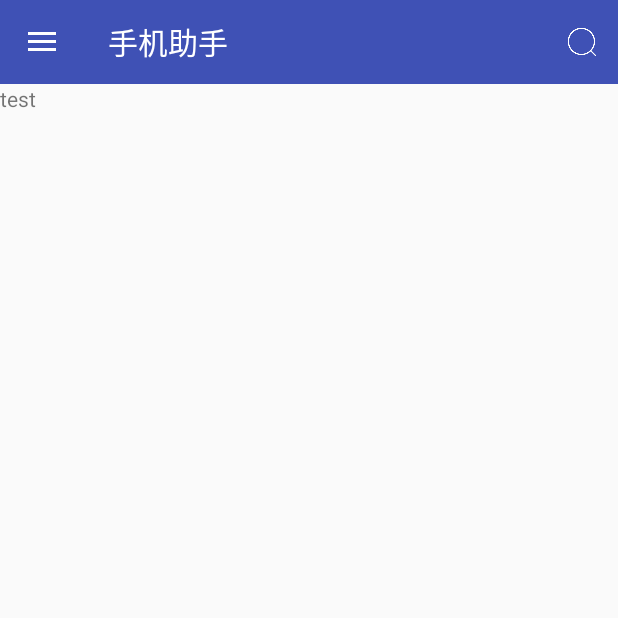
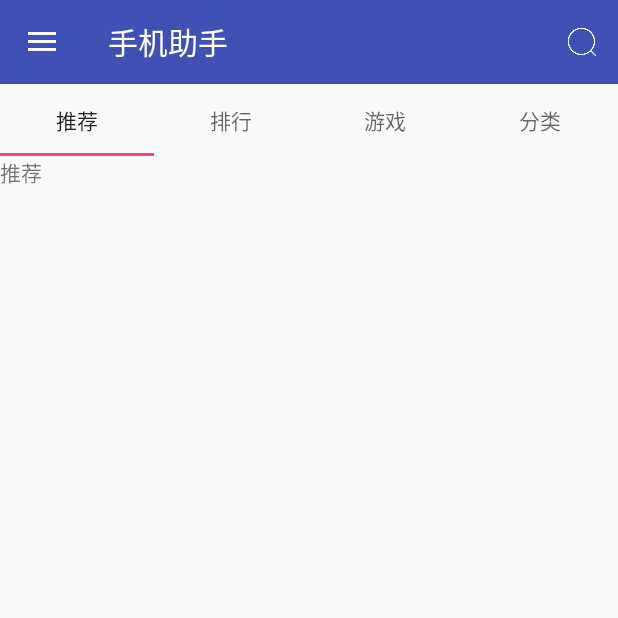
Before and after one commit to hankert/PhoneHelper, an Android app: the screen it shows after launch (MainActivity), on a phone screen of 412 x 824 dp, the top half of it. Run offline under Robolectric (Android 15) with nearby library versions, the phone set to English and light mode, and no system bars; our stand-ins replace ButterKnife.

Commit message:
完成tab页面搭建

```diff
--- a/app/src/main/AndroidManifest.xml
+++ b/app/src/main/AndroidManifest.xml
@@ -9,7 +9,7 @@
         android:roundIcon="@mipmap/ic_launcher_round"
         android:supportsRtl="true"
         android:theme="@style/AppTheme.Notitle">
-        <activity android:name=".MainActivity">
+        <activity android:name=".ui.activity.MainActivity">
             <intent-filter>
                 <action android:name="android.intent.action.MAIN"/>
 
--- a/app/src/main/java/flowbank/daggertest/MainActivity.java
+++ b/app/src/main/java/flowbank/daggertest/ui/activity/MainActivity.java
@@ -1,8 +1,11 @@
-package flowbank.daggertest;
+package flowbank.daggertest.ui.activity;
 
 import android.os.Bundle;
 import android.support.annotation.NonNull;
 import android.support.design.widget.NavigationView;
+import android.support.design.widget.TabLayout;
+import android.support.v4.view.PagerAdapter;
+import android.support.v4.view.ViewPager;
 import android.support.v4.widget.DrawerLayout;
 import android.support.v7.app.ActionBarDrawerToggle;
 import android.support.v7.app.AppCompatActivity;
@@ -13,17 +16,23 @@ import android.widget.Toast;
 
 import butterknife.BindView;
 import butterknife.ButterKnife;
+import flowbank.daggertest.R;
+import flowbank.daggertest.ui.adapter.ViewPagerAdapter;
 
 public class MainActivity extends AppCompatActivity {
 
 
-    private static final String TAG = "MainActivity";
+
     @BindView(R.id.drawer_layout)
     DrawerLayout mDrawerLayout;
     @BindView(R.id.navigation_view)
     NavigationView mNavigationView;
     @BindView(R.id.tool_bar)
     Toolbar mToolBar;
+    @BindView(R.id.tab_layout)
+    TabLayout mTabLayout;
+    @BindView(R.id.view_pager)
+    ViewPager mViewPager;
 
     private View headerView;
 
@@ -67,6 +76,20 @@ public class MainActivity extends AppCompatActivity {
 //            }
 //        });
 
+        initDrawerLayout();
+
+        initTabLayout();
+
+    }
+
+    private void initTabLayout() {
+        PagerAdapter  adapter = new ViewPagerAdapter(getSupportFragmentManager());
+        mViewPager.setAdapter(adapter);
+        mTabLayout.setupWithViewPager(mViewPager);
+
+    }
+
+    private void initDrawerLayout() {
         headerView = mNavigationView.getHeaderView(0);
         headerView.setOnClickListener(new View.OnClickListener() {
             @Override
@@ -101,8 +124,5 @@ public class MainActivity extends AppCompatActivity {
         ActionBarDrawerToggle drawerToggle = new ActionBarDrawerToggle(this, mDrawerLayout, mToolBar, R.string.open, R.string.close);
         drawerToggle.syncState();
         mDrawerLayout.addDrawerListener(drawerToggle);
-
-
-
     }
 }
--- /dev/null
+++ b/app/src/main/java/flowbank/daggertest/ui/adapter/ViewPagerAdapter.java
@@ -0,0 +1,80 @@
+package flowbank.daggertest.ui.adapter;
+
+import android.support.annotation.Nullable;
+import android.support.v4.app.Fragment;
+import android.support.v4.app.FragmentManager;
+import android.support.v4.app.FragmentPagerAdapter;
+
+import java.util.ArrayList;
+import java.util.List;
+
+import flowbank.daggertest.ui.bean.FragmentInfo;
+import flowbank.daggertest.ui.fragment.CategotyFragment;
+import flowbank.daggertest.ui.fragment.GamesFragment;
+import flowbank.daggertest.ui.fragment.RankingFragment;
+import flowbank.daggertest.ui.fragment.RecommendFragment;
+
+/**
+ * @auther jh
+ * @des ${TODO}
+ * Created by J.H on 2018/5/16.
+ */
+public class ViewPagerAdapter extends FragmentPagerAdapter{
+
+    private List<FragmentInfo> mFragments = new ArrayList<>(4);
+
+    public ViewPagerAdapter(FragmentManager fm) {
+        super(fm);
+        initFragments();
+    }
+
+    private void initFragments(){
+        mFragments.add(new FragmentInfo("推荐",RecommendFragment.class));
+        mFragments.add(new FragmentInfo("排行",RankingFragment.class));
+        mFragments.add(new FragmentInfo("游戏",GamesFragment.class));
+        mFragments.add(new FragmentInfo("分类",CategotyFragment.class));
+    }
+
+
+    @Override
+    public Fragment getItem(int position) {
+        try {
+            return (Fragment) mFragments.get(position).getFragment().newInstance();
+        } catch (InstantiationException e) {
+            e.printStackTrace();
+        } catch (IllegalAccessException e) {
+            e.printStackTrace();
+        }
+
+        return null;
+/*
+switch (position){
+case 0:
+fragment = new CategotyFragment();
+break;
+case 1:
+fragment = new GamesFragment();
+break;
+case 2:
+fragment = new RecommendFragment();
+break;
+case 3:
+fragment = new RankingFragment();
+break;
+default:
+break;
+}
+*/
+    }
+
+    @Override
+    public int getCount() {
+        return mFragments.size();
+    }
+
+    @Nullable
+    @Override
+    public CharSequence getPageTitle(int position) {
+        return mFragments.get(position).getTitle();
+    }
+}
--- /dev/null
+++ b/app/src/main/java/flowbank/daggertest/ui/bean/FragmentInfo.java
@@ -0,0 +1,37 @@
+package flowbank.daggertest.ui.bean;
+
+/**
+ * @auther jh
+ * @des ${TODO}
+ * Created by J.H on 2018/5/16.
+ */
+public class FragmentInfo {
+
+    private String title;
+    private Class mFragment;
+
+
+    public FragmentInfo(String title, Class fragment) {
+        this.title = title;
+        mFragment = fragment;
+    }
+
+    public String getTitle() {
+        return title;
+    }
+
+    public Class getFragment() {
+        return mFragment;
+    }
+
+
+
+    public void setTitle(String title) {
+
+        this.title = title;
+    }
+
+    public void setFragment(Class fragment) {
+        mFragment = fragment;
+    }
+}
--- /dev/null
+++ b/app/src/main/java/flowbank/daggertest/ui/fragment/RankingFragment.java
@@ -0,0 +1,28 @@
+package flowbank.daggertest.ui.fragment;
+
+import android.os.Bundle;
+import android.support.annotation.NonNull;
+import android.support.annotation.Nullable;
+import android.support.v4.app.Fragment;
+import android.view.LayoutInflater;
+import android.view.View;
+import android.view.ViewGroup;
+
+import flowbank.daggertest.R;
+
+/**
+ * @auther jh
+ * @des ${TODO}
+ * Created by J.H on 2018/5/16.
+ */
+public class RankingFragment extends Fragment {
+
+    @Nullable
+    @Override
+    public View onCreateView(@NonNull LayoutInflater inflater, @Nullable ViewGroup container, @Nullable Bundle savedInstanceState) {
+        View view = inflater.inflate(R.layout.fragment_ranking, container, false);
+
+        return  view;
+    }
+
+}
--- /dev/null
+++ b/app/src/main/java/flowbank/daggertest/ui/fragment/RecommendFragment.java
@@ -0,0 +1,28 @@
+package flowbank.daggertest.ui.fragment;
+
+import android.os.Bundle;
+import android.support.annotation.NonNull;
+import android.support.annotation.Nullable;
+import android.support.v4.app.Fragment;
+import android.view.LayoutInflater;
+import android.view.View;
+import android.view.ViewGroup;
+
+import flowbank.daggertest.R;
+
+/**
+ * @auther jh
+ * @des ${TODO}
+ * Created by J.H on 2018/5/16.
+ */
+public class RecommendFragment extends Fragment {
+
+
+    @Nullable
+    @Override
+    public View onCreateView(@NonNull LayoutInflater inflater, @Nullable ViewGroup container, @Nullable Bundle savedInstanceState) {
+        View view = inflater.inflate(R.layout.fragment_recommend, container, false);
+
+        return  view;
+    }
+}
--- a/app/src/main/res/layout/activity_main.xml
+++ b/app/src/main/res/layout/activity_main.xml
@@ -13,20 +13,31 @@
         android:layout_width="match_parent"
         android:layout_height="match_parent"
         android:orientation="vertical">
+
         <android.support.v7.widget.Toolbar
             android:id="@+id/tool_bar"
             android:layout_width="match_parent"
             android:layout_height="wrap_content"
+            android:background="@color/colorPrimary"
             android:minHeight="?attr/actionBarSize"
-            android:background="@color/colorPrimary"
-            app:title="@string/app_name"
-            android:theme="@style/AppTheme.ToolBar">
+            android:theme="@style/AppTheme.ToolBar"
+            app:title="@string/app_name">
 
         </android.support.v7.widget.Toolbar>
-        <TextView
+
+        <android.support.design.widget.TabLayout
+            android:id="@+id/tab_layout"
             android:layout_width="match_parent"
-            android:layout_height="match_parent"
-            android:text="test"/>
+            android:layout_height="wrap_content"
+            app:tabMode="fixed">
+
+        </android.support.design.widget.TabLayout>
+
+        <android.support.v4.view.ViewPager
+            android:id="@+id/view_pager"
+            android:layout_width="match_parent"
+            android:layout_height="match_parent">
+        </android.support.v4.view.ViewPager>
 
     </LinearLayout>
 
@@ -34,10 +45,9 @@
         android:id="@+id/navigation_view"
         android:layout_width="320dp"
         android:layout_height="match_parent"
+        android:layout_gravity="start"
         app:headerLayout="@layout/layout_header"
-       app:menu="@menu/menu_left"
-       android:layout_gravity="start">
-
+        app:menu="@menu/menu_left">
 
     </android.support.design.widget.NavigationView>
 
--- /dev/null
+++ b/app/src/main/res/layout/fragment_recommend.xml
@@ -0,0 +1,12 @@
+<?xml version="1.0" encoding="utf-8"?>
+<LinearLayout xmlns:android="http://schemas.android.com/apk/res/android"
+              android:orientation="vertical"
+              android:layout_width="match_parent"
+              android:layout_height="match_parent">
+
+    <TextView
+        android:layout_width="match_parent"
+        android:layout_height="match_parent"
+        android:text="推荐"/>
+
+</LinearLayout>
```
Also changed, not shown: app/src/main/java/flowbank/daggertest/ApiService.java (deleted, +0 -23 lines), app/src/main/java/flowbank/daggertest/UserComponet.java (deleted, +0 -15 lines), app/src/main/java/flowbank/daggertest/UserManger.java (deleted, +0 -24 lines), app/src/main/java/flowbank/daggertest/UserModule.java (deleted, +0 -22 lines), app/src/main/java/flowbank/daggertest/UserStore.java (deleted, +0 -11 lines), app/src/main/java/flowbank/daggertest/ui/fragment/CategotyFragment.java (added, +27 -0 lines), app/src/main/java/flowbank/daggertest/ui/fragment/GamesFragment.java (added, +28 -0 lines), app/src/main/java/flowbank/daggertest/ui/fragment/HomeFragment.java (added, +14 -0 lines), app/src/main/res/layout/fragment_category.xml (added, +12 -0 lines), app/src/main/res/layout/fragment_games.xml (added, +12 -0 lines), app/src/main/res/layout/fragment_ranking.xml (added, +12 -0 lines). Lines whose indentation alone changed are shown as unchanged.
